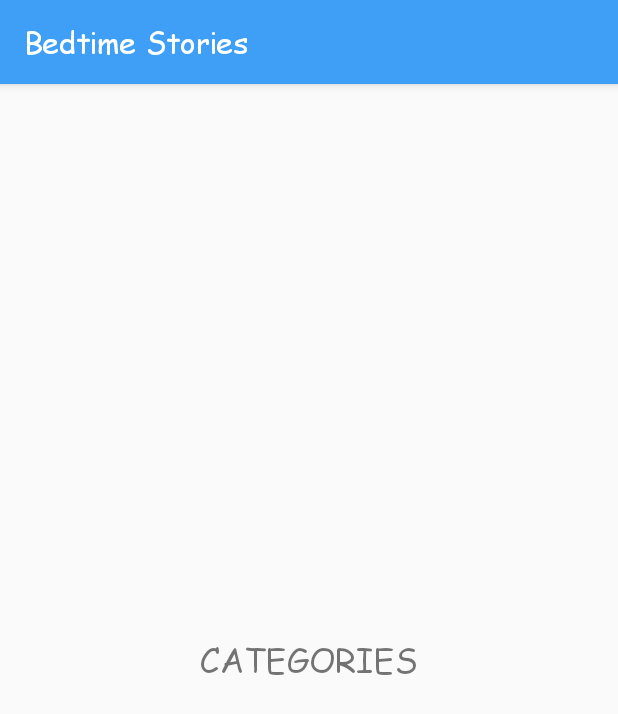
After one commit to hngi/android-kidstories, an Android app: the fragment CategoriesFragment shown on its own in the app's theme, on a phone screen of 412 x 824 dp. The commit adds this screen. Shown: the top 714 px of the screen. Run offline under Robolectric (Android 15) with nearby library versions, the phone set to English and light mode, and no system bars; our stand-ins replace ButterKnife; Roboto replaces fonts that are not available here.

Commit message:
Convert NewStories, PopularStories and Categories to fragmenta and linking them

```diff
--- a/app/src/main/AndroidManifest.xml
+++ b/app/src/main/AndroidManifest.xml
@@ -38,7 +38,8 @@
         <activity android:name=".ProfileActivity" />
         <activity android:name=".OnBoardingActivity" />
         <activity android:name=".LoginActivity" />
-        <activity android:name=".HomeActivity" />
+        <activity android:name=".HomeActivity"
+            android:theme="@style/AppTheme.NoActionBar"/>
         <activity android:name=".CategoriesActivity" />
         <activity android:name=".BookMark" />
         <activity android:name=".AddStoryActivity" />
--- /dev/null
+++ b/app/src/main/java/com/project/android_kidstories/fragments/CategoriesFragment.java
@@ -0,0 +1,33 @@
+package com.project.android_kidstories.fragments;
+
+import android.os.Bundle;
+import android.view.LayoutInflater;
+import android.view.View;
+import android.view.ViewGroup;
+
+import androidx.annotation.NonNull;
+import androidx.annotation.Nullable;
+import androidx.fragment.app.Fragment;
+
+import com.project.android_kidstories.R;
+
+import butterknife.ButterKnife;
+
+public class CategoriesFragment extends Fragment {
+
+    public static CategoriesFragment newInstance(){return new CategoriesFragment();}
+
+    @Nullable
+    @Override
+    public View onCreateView(@NonNull LayoutInflater inflater, @Nullable ViewGroup container, @Nullable Bundle savedInstanceState) {
+        View v = inflater.inflate(R.layout.fragment_categories,container,false);
+        ButterKnife.bind(this,v);
+        return v;
+    }
+
+    @Override
+    public void onViewCreated(@NonNull View view, @Nullable Bundle savedInstanceState) {
+
+    }
+
+}
--- /dev/null
+++ b/app/src/main/res/layout/fragment_categories.xml
@@ -0,0 +1,14 @@
+<?xml version="1.0" encoding="utf-8"?>
+<LinearLayout xmlns:android="http://schemas.android.com/apk/res/android"
+    android:orientation="vertical" android:layout_width="match_parent"
+    android:layout_height="match_parent">
+
+    <TextView
+        android:layout_width="match_parent"
+        android:layout_height="match_parent"
+        android:text="CATEGORIES"
+        android:layout_gravity="center"
+        android:textSize="22sp"
+        android:gravity="center"/>
+
+</LinearLayout>
--- a/app/src/main/res/values/styles.xml
+++ b/app/src/main/res/values/styles.xml
@@ -16,6 +16,10 @@
         <item name="android:fontFamily">@font/roboto_thin</item>
     </style>
 
+    <style name="AppTheme.NoToolBar">
+        <item name="windowActionBar">false</item>
+        <item name="windowNoTitle">true</item>
+    </style>
 
     <!-- Beginning of Theme for Donations Activity -->
     <!-- Do not Delete -->
```
Also changed, not shown: app/build.gradle (+8 -0 lines), app/src/main/java/com/project/android_kidstories/HomeActivity.java (+34 -0 lines), app/src/main/java/com/project/android_kidstories/adapters/SectionsPageAdapter.java (added, +41 -0 lines), app/src/main/java/com/project/android_kidstories/fragments/NewStoriesFragment.java (added, +32 -0 lines), app/src/main/java/com/project/android_kidstories/fragments/PopularStoriesFragment.java (added, +33 -0 lines), app/src/main/res/layout/activity_home.xml (+40 -2 lines), app/src/main/res/layout/fragment_newstories.xml (added, +14 -0 lines), app/src/main/res/layout/fragment_popularstories.xml (added, +14 -0 lines).
